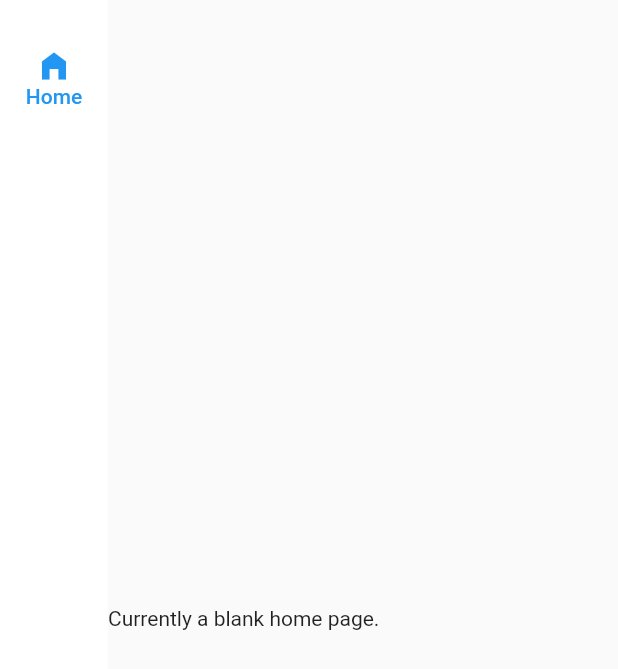
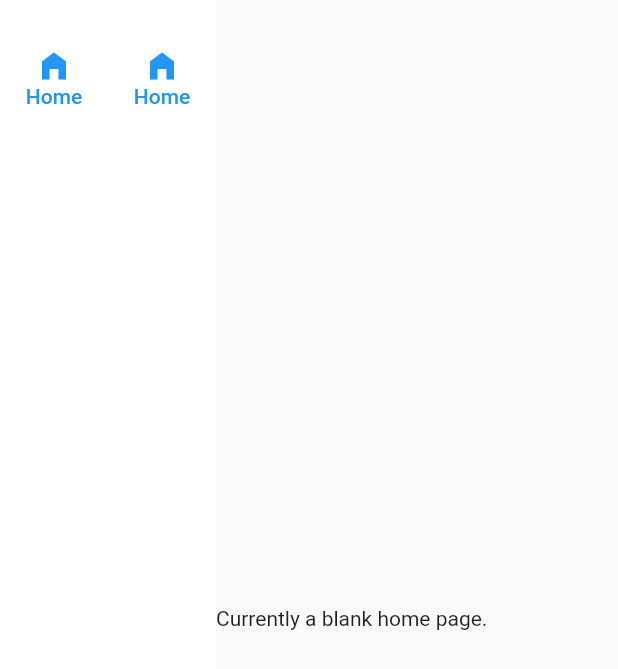
Before and after one commit to UndeadLemon/portfolio, a Flutter app: the screen it shows after launch, on a phone screen of 412 x 824 dp. Shown: the top 669 px of the screen. Run offline on Flutter 3.47's test engine with Material 2 defaults, Android fonts, the phone set to English and light mode, and no system bars; our stand-ins replace firebase_core, go_router; accounts and stored records are empty; statements that could not run were skipped.

```diff
--- a/lib/main.dart
+++ b/lib/main.dart
@@ -1,5 +1,7 @@
 // Import Libraries
 import 'package:firebase_core/firebase_core.dart';
+import 'package:portfolio/src/view/widgets/nav_rail.dart';
+import 'firebase_options.dart';
 import 'package:flutter/material.dart';
 import 'package:go_router/go_router.dart';
 
@@ -8,43 +10,43 @@ import 'package:portfolio/src/view/home_page.dart';
 
 Future<void> main() async {
   WidgetsFlutterBinding.ensureInitialized();
-
+  await Firebase.initializeApp(
+    options: DefaultFirebaseOptions.currentPlatform,
+  );
   runApp(MyApp());
 }
 
 class MyApp extends StatelessWidget {
   MyApp({super.key});
 
-  final Future<FirebaseApp> _initializedApp = Firebase.initializeApp();
   // This widget is the root of your application.
   @override
   Widget build(BuildContext context) {
-    return FutureBuilder(
-      future: _initializedApp,
-      builder: (context, snapshot) {
-        if (snapshot.hasError) {
-          return const Text(
-            'Something went wrong! Try reloading.',
-            textDirection: TextDirection.ltr,
-          );
-        } else if (snapshot.hasData) {
     return MaterialApp.router(
       routeInformationParser: _router.routeInformationParser,
+      routeInformationProvider: _router.routeInformationProvider,
       routerDelegate: _router.routerDelegate,
       debugShowCheckedModeBanner: false,
-          );
-        } else {
-          return const Center(
-            child: SizedBox(
-                height: 200, width: 200, child: CircularProgressIndicator()),
-          );
-        }
-      },
     );
   }
 }
 
-final _router = GoRouter(routes: [
+final GoRouter _router = GoRouter(routes: [
+  ShellRoute(
+      builder: (_, GoRouterState state, child) {
+        return Scaffold(
+          body: SafeArea(
+            child: Row(
+              children: [
+                AppNavigationRail(),
+                Expanded(child: child),
+              ],
+            ),
+          ),
+        );
+      },
+      routes: [
         GoRoute(path: '/', builder: (context, state) => const HomePage()),
         GoRoute(path: '/blog', builder: (context, state) => const Placeholder())
+      ])
 ]);
```
Lines whose indentation alone changed are shown as unchanged.
